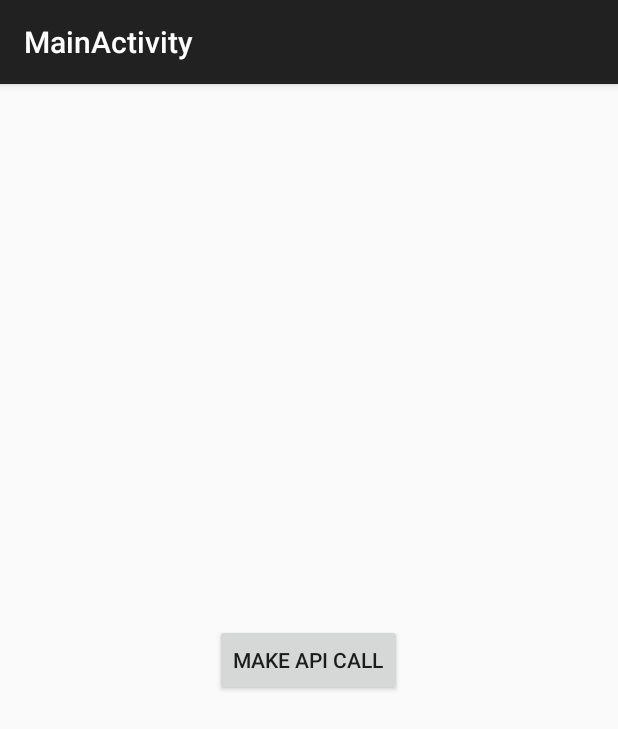
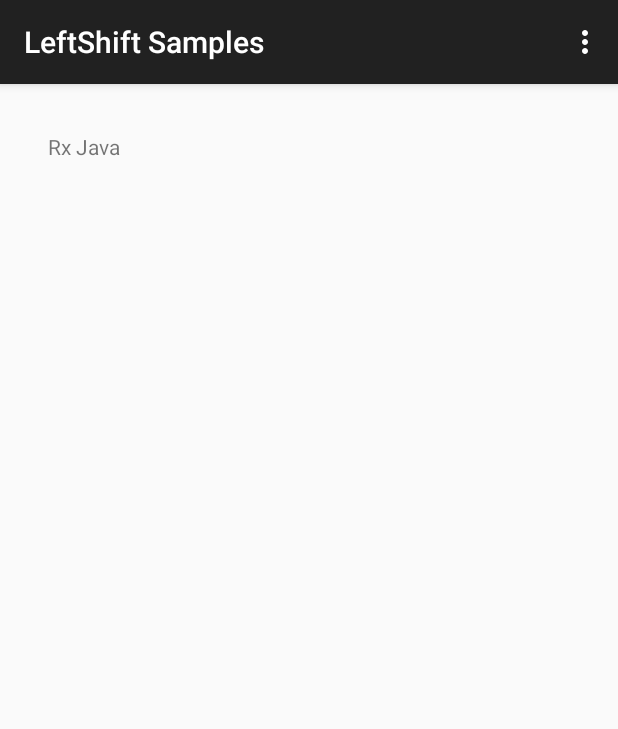
Before and after one commit to leftshifters/ls-samples-android, an Android app: the screen it shows after launch (MainActivity before the commit, HomeActivity after it), on a phone screen of 412 x 824 dp. Shown: the top 729 px of the screen. Run offline under Robolectric (Android 15) with nearby library versions, the phone set to English and light mode, and no system bars; our stand-ins replace ButterKnife, Timber.

Commit message:
Added Permission example for Android M for GET_ACCOUNTS permission

```diff
--- a/app/build.gradle
+++ b/app/build.gradle
@@ -20,7 +20,7 @@ android {
 }
 
 dependencies {
-    compile fileTree(dir: 'libs', include: ['*.jar'])
+    compile fileTree(include: ['*.jar'], dir: 'libs')
     testCompile 'junit:junit:4.12'
     compile 'com.android.support:appcompat-v7:23.1.1'
     compile 'io.reactivex:rxandroid:1.0.1'
@@ -32,4 +32,6 @@ dependencies {
     compile 'com.squareup.okhttp:okhttp-urlconnection:2.0.0'
     compile 'com.jakewharton:butterknife:7.0.1'
     compile 'com.jakewharton.timber:timber:2.4.2'
+    compile 'com.android.support:recyclerview-v7:23.1.1'
+    compile 'com.android.support:design:23.1.1'
 }
--- /dev/null
+++ b/app/src/main/java/io/leftshift/sample/activities/HomeActivity.java
@@ -0,0 +1,80 @@
+package io.leftshift.sample.activities;
+
+import android.content.Intent;
+import android.support.v7.app.AppCompatActivity;
+import android.os.Bundle;
+import android.support.v7.widget.LinearLayoutManager;
+import android.support.v7.widget.RecyclerView;
+import android.view.Menu;
+import android.view.MenuItem;
+import android.view.View;
+
+import java.util.Arrays;
+import java.util.List;
+
+import butterknife.Bind;
+import butterknife.ButterKnife;
+import io.leftshift.androidm.activity.AccountActivity;
+import io.leftshift.sample.R;
+import io.leftshift.sample.adapter.HomeRecyclerAdapter;
+import io.leftshift.sample.adapter.HomeRecyclerAdapter.OnItemClick;
+
+public class HomeActivity extends AppCompatActivity implements OnItemClick {
+
+
+    @Bind(R.id.recycler_view)
+    RecyclerView recyclerView;
+    LinearLayoutManager mLinearLayoutManager;
+
+    HomeRecyclerAdapter mAdapter;
+    List<String> mList;
+
+    @Override
+    protected void onCreate(Bundle savedInstanceState) {
+        super.onCreate(savedInstanceState);
+        setContentView(R.layout.activity_home);
+        ButterKnife.bind(this);
+
+        mList = Arrays.asList(getResources().getStringArray(R.array.examples));
+
+        mLinearLayoutManager = new LinearLayoutManager(this);
+        recyclerView.setLayoutManager(mLinearLayoutManager);
+
+        mAdapter = new HomeRecyclerAdapter(this, mList, this);
+        recyclerView.setAdapter(mAdapter);
+    }
+
+    @Override
+    public boolean onCreateOptionsMenu(Menu menu) {
+        // Inflate the menu; this adds items to the action bar if it is present.
+        getMenuInflater().inflate(R.menu.menu_home, menu);
+        return true;
+    }
+
+    @Override
+    public boolean onOptionsItemSelected(MenuItem item) {
+        // Handle action bar item clicks here. The action bar will
+        // automatically handle clicks on the Home/Up button, so long
+        // as you specify a parent activity in AndroidManifest.xml.
+        int id = item.getItemId();
+
+        //noinspection SimplifiableIfStatement
+        if (id == R.id.action_settings) {
+            return true;
+        }
+
+        return super.onOptionsItemSelected(item);
+    }
+
+    @Override
+    public void setOnItemClickListener(View view, int position) {
+        switch (position) {
+            case 0:
+                startActivity(new Intent(HomeActivity.this, MainActivity.class));
+                break;
+            case 1:
+                startActivity(new Intent(HomeActivity.this, AccountActivity.class));
+                break;
+        }
+    }
+}
--- /dev/null
+++ b/app/src/main/java/io/leftshift/sample/adapter/HomeRecyclerAdapter.java
@@ -0,0 +1,71 @@
+package io.leftshift.sample.adapter;
+
+import android.content.Context;
+import android.support.v7.widget.RecyclerView;
+import android.view.LayoutInflater;
+import android.view.View;
+import android.view.ViewGroup;
+import android.widget.TextView;
+
+import java.util.List;
+
+import butterknife.Bind;
+import butterknife.ButterKnife;
+import io.leftshift.sample.R;
+
+/**
+ * Created by akshay on 5/12/15.
+ */
+public class HomeRecyclerAdapter extends RecyclerView.Adapter<HomeRecyclerAdapter.HomeViewHolder> {
+
+    Context mContext;
+    List<String> mList;
+    public OnItemClick mOnItemClick;
+
+    public HomeRecyclerAdapter(Context mContext, List<String> mList, OnItemClick mOnItemClick) {
+        this.mContext = mContext;
+        this.mList = mList;
+        this.mOnItemClick = mOnItemClick;
+    }
+
+    @Override
+    public HomeViewHolder onCreateViewHolder(ViewGroup viewGroup, int position) {
+        LayoutInflater inflater = (LayoutInflater) mContext.getSystemService(Context.LAYOUT_INFLATER_SERVICE);
+        View view = inflater.inflate(R.layout.row_home, viewGroup, false);
+        HomeViewHolder homeViewHolder = new HomeViewHolder(view);
+        return homeViewHolder;
+    }
+
+    @Override
+    public void onBindViewHolder(HomeViewHolder homeViewHolder, int position) {
+        String name = mList.get(position);
+        homeViewHolder.textView.setText(name);
+    }
+
+    @Override
+    public int getItemCount() {
+        return mList.size();
+    }
+
+    class HomeViewHolder extends RecyclerView.ViewHolder {
+        @Bind(R.id.text_view)
+        TextView textView;
+
+        public HomeViewHolder(final View itemView) {
+            super(itemView);
+            ButterKnife.bind(this, itemView);
+            itemView.setOnClickListener(new View.OnClickListener() {
+                @Override
+                public void onClick(View v) {
+                    if (mOnItemClick != null) {
+                        mOnItemClick.setOnItemClickListener(itemView, getAdapterPosition());
+                    }
+                }
+            });
+        }
+    }
+
+    public interface OnItemClick {
+        void setOnItemClickListener(View view, int position);
+    }
+}
--- /dev/null
+++ b/app/src/main/res/layout/activity_home.xml
@@ -0,0 +1,15 @@
+<RelativeLayout xmlns:android="http://schemas.android.com/apk/res/android"
+    xmlns:tools="http://schemas.android.com/tools"
+    android:layout_width="match_parent"
+    android:layout_height="match_parent"
+    android:paddingBottom="@dimen/activity_vertical_margin"
+    android:paddingLeft="@dimen/activity_horizontal_margin"
+    android:paddingRight="@dimen/activity_horizontal_margin"
+    android:paddingTop="@dimen/activity_vertical_margin"
+    tools:context="io.leftshift.sample.activities.HomeActivity">
+
+    <android.support.v7.widget.RecyclerView
+        android:id="@+id/recycler_view"
+        android:layout_width="match_parent"
+        android:layout_height="match_parent" />
+</RelativeLayout>
--- /dev/null
+++ b/app/src/main/res/layout/row_home.xml
@@ -0,0 +1,11 @@
+<?xml version="1.0" encoding="utf-8"?>
+<RelativeLayout xmlns:android="http://schemas.android.com/apk/res/android"
+    android:layout_width="match_parent"
+    android:layout_height="match_parent"
+    android:padding="@dimen/activity_horizontal_margin">
+
+    <TextView
+        android:id="@+id/text_view"
+        android:layout_width="match_parent"
+        android:layout_height="wrap_content" />
+</RelativeLayout>
--- /dev/null
+++ b/app/src/main/res/menu/menu_home.xml
@@ -0,0 +1,7 @@
+<menu xmlns:android="http://schemas.android.com/apk/res/android"
+    xmlns:app="http://schemas.android.com/apk/res-auto"
+    xmlns:tools="http://schemas.android.com/tools"
+    tools:context="io.leftshift.sample.activities.HomeActivity">
+    <item android:id="@+id/action_settings" android:title="@string/action_settings"
+        android:orderInCategory="100" app:showAsAction="never" />
+</menu>
--- a/app/src/main/res/values/dimens.xml
+++ b/app/src/main/res/values/dimens.xml
@@ -2,4 +2,5 @@
     <!-- Default screen margins, per the Android Design guidelines. -->
     <dimen name="activity_horizontal_margin">16dp</dimen>
     <dimen name="activity_vertical_margin">16dp</dimen>
+    <dimen name="font_normal">16sp</dimen>
 </resources>
--- a/app/src/main/res/values/strings.xml
+++ b/app/src/main/res/values/strings.xml
@@ -1,7 +1,19 @@
 <resources>
-    <string name="app_name">RxJava</string>
+    <string name="app_name">LeftShift Samples</string>
     <string name="title_activity_main">MainActivity</string>
 
     <string name="hello_world">Hello world!</string>
     <string name="action_settings">Settings</string>
+    <string name="title_activity_home">HomeActivity</string>
+    <!--Add your example name here-->
+    <string-array name="examples">
+        <item>Rx Java</item>
+        <item>M Permission Model</item>
+    </string-array>
+    <string name="title_activity_account">AccountActivity</string>
+    <string name="app_settings">Settings</string>
+
+    <string name="permission_denied">Permission Denied, grant permission by clicking settings</string>
+    <string name="contact_permission">LeftShift Samples needs access to your contact</string>
+    <string name="email_hint">Enter your Email Address</string>
 </resources>
```
Also changed, not shown: app/src/main/AndroidManifest.xml (+14 -6 lines), app/src/main/java/io/leftshift/androidm/activity/AccountActivity.java (added, +171 -0 lines), app/src/main/java/io/leftshift/androidm/activity/BaseActivity.java (added, +26 -0 lines), app/src/main/java/io/leftshift/androidm/fragment/AccountFragment.java (added, +55 -0 lines), app/src/main/java/io/leftshift/androidm/fragment/BaseFragment.java (added, +25 -0 lines), app/src/main/java/io/leftshift/androidm/utils/Utils.java (added, +45 -0 lines), app/src/main/res/layout/activity_account.xml (added, +15 -0 lines), app/src/main/res/layout/fragment_account.xml (added, +11 -0 lines), app/src/main/res/menu/menu_account.xml (added, +7 -0 lines).
